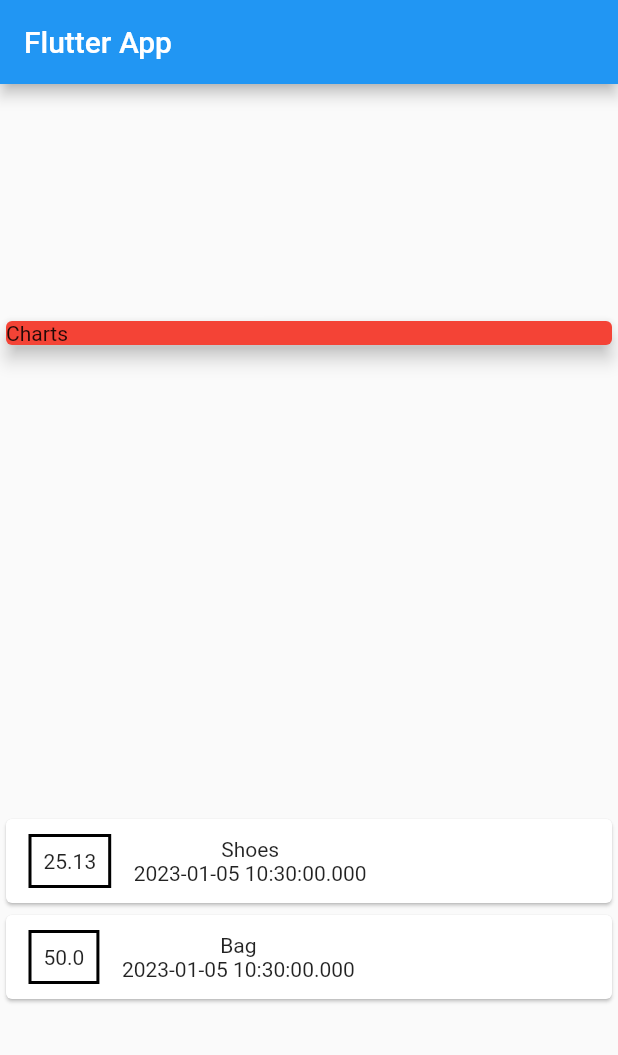
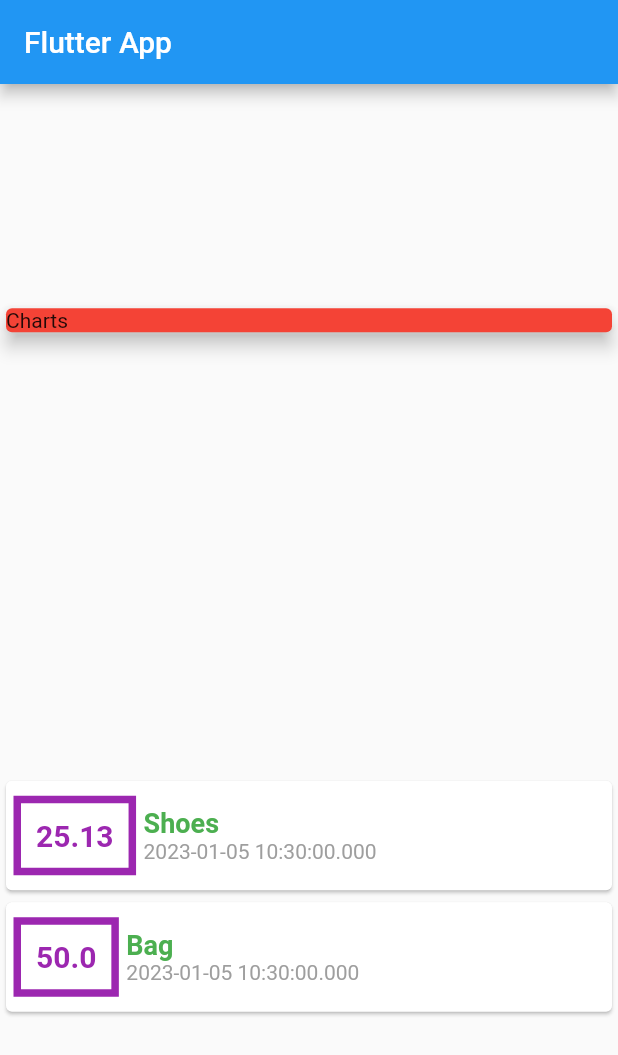
Before and after one commit to MohamedAboElM3aTy/expense_app_learning, a Flutter app: the screen it shows after launch, on a phone screen of 412 x 824 dp. Shown: the top 1055 px of the screen. Run offline on Flutter 3.47's test engine with Material 2 defaults, Android fonts, the phone set to English and light mode, and no system bars.

Commit message:
Styling the container and text widgets

```diff
--- a/lib/main.dart
+++ b/lib/main.dart
@@ -55,26 +55,40 @@ class MyHomePage extends StatelessWidget {
                   child: Row(
                     children: [
                       Container(
+                        padding: EdgeInsets.all(10),
                         margin: EdgeInsets.symmetric(
-                          horizontal: 15,
+                          horizontal: 5,
                           vertical: 10,
                         ),
                         decoration: BoxDecoration(
                           border: Border.all(
-                            color: Colors.black,
-                            width: 2,
+                            color: Colors.purple,
+                            width: 5, // Dah somk el border nafso
                           ),
                         ),
-                        padding: EdgeInsets.all(8),
                         child: Text(
                           tx.amount.toString(),
+                          style: TextStyle(
+                            fontSize: 20,
+                            fontWeight: FontWeight.bold,
+                            color: Colors.purple,
+                          ),
                         ),
                       ),
                       Column(
+                        crossAxisAlignment: CrossAxisAlignment.start,
                         children: [
-                          Text(tx.title),
+                          Text(
+                            tx.title,
+                            style: TextStyle(
+                              fontSize: 18,
+                              color: Colors.green,
+                              fontWeight: FontWeight.bold,
+                            ),
+                          ),
                           Text(
                             tx.date.toString(),
+                            style: TextStyle(color: Colors.grey),
                           )
                         ],
                       )
```
